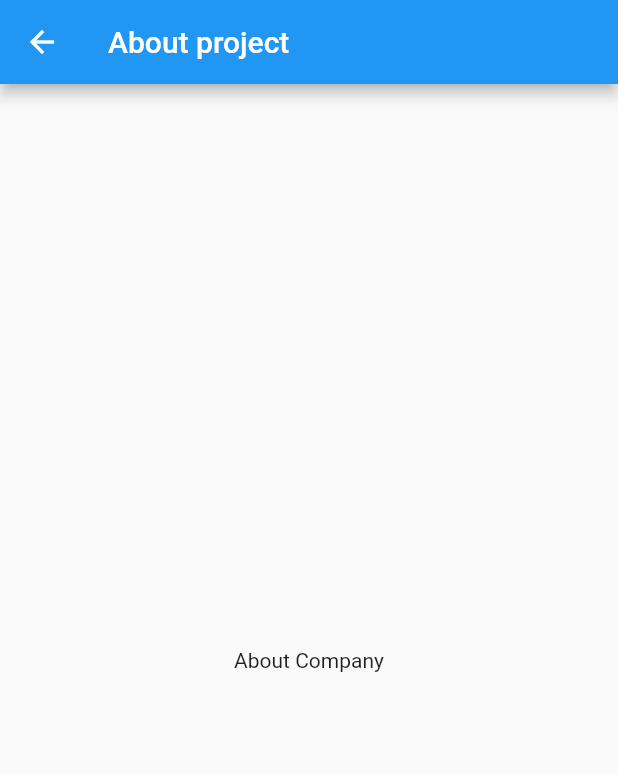
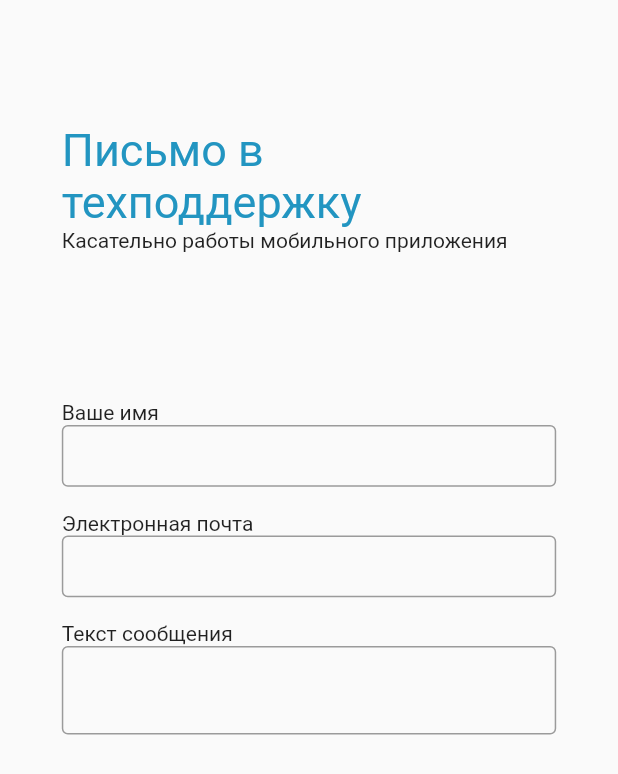
Before and after one commit to barganaev/GasApp, a Flutter app: the screen it shows after launch, after a tap on the "menu" icon, after a tap on "Обратнаяя связь", on a phone screen of 412 x 824 dp. Shown: the top 774 px of the screen. Run offline on Flutter 3.47's test engine with Material 2 defaults, Android fonts, the phone set to English and light mode, and no system bars; our stand-ins replace bloc, equatable, flutter_bloc, geolocator, google_maps_flutter, mask_text_input_formatter and 1 more.

Commit message:
added: drawer pages

```diff
--- a/lib/screens/drawer/about_company.dart
+++ /dev/null
@@ -1,15 +0,0 @@
-import 'package:flutter/material.dart';
-
-class AboutCompany extends StatelessWidget {
-  @override
-  Widget build(BuildContext context) {
-    return Scaffold(
-      appBar: AppBar(
-        title: Text("About company"),
-      ),
-      body: Center(
-        child: Text("About Company"),
-      ),
-    );
-  }
-}
--- a/lib/screens/drawer/about_project.dart
+++ /dev/null
@@ -1,15 +0,0 @@
-import 'package:flutter/material.dart';
-
-class AboutProject extends StatelessWidget {
-  @override
-  Widget build(BuildContext context) {
-    return Scaffold(
-      appBar: AppBar(
-        title: Text("About project"),
-      ),
-      body: Center(
-        child: Text("About Company"),
-      ),
-    );
-  }
-}
--- /dev/null
+++ b/lib/screens/drawer/feedback.dart
@@ -0,0 +1,82 @@
+import 'package:flutter/material.dart';
+import 'package:gasapp/utils/constants.dart';
+
+class Feedbackk extends StatefulWidget {
+  @override
+  _FeedbackkState createState() => _FeedbackkState();
+}
+
+class _FeedbackkState extends State<Feedbackk> {
+  @override
+  Widget build(BuildContext context) {
+    return Scaffold(
+      body: SingleChildScrollView(
+        child: Container(
+          padding: EdgeInsets.symmetric(vertical: screenSize(context).height * 0.1, horizontal: screenSize(context).width * 0.1),
+          child: Column(
+            children: [
+              Container(
+                //padding: EdgeInsets.only(left: screenSize(context).width * 0.1, right: screenSize(context).width * 0.1, top: screenSize(context).height * 0.1, bottom: screenSize(context).height * 0.02),
+                child: Align(alignment: Alignment.centerLeft,child: Text('Письмо в техподдержку', style: TextStyle(color: Color(0xFF2295C1), fontSize: 30),)),
+              ),
+              Container(
+                //padding: EdgeInsets.symmetric(horizontal: screenSize(context).width * 0.1),
+                child: Align(
+                  alignment: Alignment.centerLeft,
+                  child: Padding(
+                    padding: EdgeInsets.only(bottom: screenSize(context).height * 0.1),
+                    child: Text(
+                      'Касательно работы мобильного приложения'
+                    ),
+                  ),
+                )
+              ),
+              Padding(
+                padding: EdgeInsets.only(top: screenSize(context).height * 0.02),
+                child: Align(alignment: Alignment.centerLeft, child: Text('Ваше имя')),
+              ),
+              Container(
+                height: screenSize(context).height * 0.05,
+                child: TextField(
+                  decoration: InputDecoration(
+                    border: OutlineInputBorder(
+                      borderSide: BorderSide(color: Colors.black)
+                    )
+                  )
+                ),
+              ),
+              Padding(
+                padding: EdgeInsets.only(top: screenSize(context).height * 0.02),
+                child: Align(alignment: Alignment.centerLeft, child: Text('Электронная почта')),
+              ),
+              Container(
+                height: screenSize(context).height * 0.05,
+                child: TextField(
+                    decoration: InputDecoration(
+                        border: OutlineInputBorder(
+                            borderSide: BorderSide(color: Colors.black)
+                        )
+                    )
+                ),
+              ),
+              Padding(
+                padding:EdgeInsets.only(top: screenSize(context).height * 0.02),
+                child: Align(alignment: Alignment.centerLeft, child: Text('Текст сообщения')),
+              ),
+              Container(
+                // height: screenSize(context).height * 0.15,
+                child: TextField(
+                    decoration: InputDecoration(
+                        border: OutlineInputBorder(
+                            borderSide: BorderSide(color: Colors.black)
+                        )
+                    )
+                ),
+              ),
+            ],
+          ),
+        ),
+      ),
+    );
+  }
+}
--- a/lib/screens/drawer/home_drawer.dart
+++ b/lib/screens/drawer/home_drawer.dart
@@ -1,11 +1,10 @@
 import 'package:flutter/material.dart';
 import 'package:gasapp/screens/drawer/about_app.dart';
+import 'package:gasapp/screens/drawer/feedback.dart';
+import 'package:gasapp/screens/drawer/report_about_problem.dart';
 import 'package:gasapp/utils/constants.dart';
+import '../login.dart';
 
-import '../login.dart';
-import 'about_company.dart';
-import 'about_project.dart';
-import 'balance_gas.dart';
 
 class HomeDrawer extends StatefulWidget {
   @override
@@ -71,7 +70,7 @@ class _HomeDrawerState extends State<HomeDrawer> {
             onTap: () {
               Navigator.push(
                 context,
-                MaterialPageRoute(builder: (context) => AboutCompany()),
+                MaterialPageRoute(builder: (context) => AboutApp()),
               );
             },
             leading: Image.asset(
@@ -85,7 +84,7 @@ class _HomeDrawerState extends State<HomeDrawer> {
             onTap: () {
               Navigator.push(
                 context,
-                MaterialPageRoute(builder: (context) => AboutProject()),
+                MaterialPageRoute(builder: (context) => AboutApp()),
               );
             },
             leading: Image.asset(
@@ -99,7 +98,7 @@ class _HomeDrawerState extends State<HomeDrawer> {
             onTap: () {
               Navigator.push(
                 context,
-                MaterialPageRoute(builder: (context) => GasBalance()),
+                MaterialPageRoute(builder: (context) => AboutApp()),
               );
             },
             leading: Image.asset(
@@ -132,7 +131,7 @@ class _HomeDrawerState extends State<HomeDrawer> {
             onTap: () {
               Navigator.push(
                 context,
-                MaterialPageRoute(builder: (context) => AboutCompany()),
+                MaterialPageRoute(builder: (context) => ReportAboutProblem()),
               );
             },
             leading: Image.asset(
@@ -144,10 +143,11 @@ class _HomeDrawerState extends State<HomeDrawer> {
           ),
           ListTile(
             onTap: () {
-              Navigator.push(
-                context,
-                MaterialPageRoute(builder: (context) => AboutProject()),
-              );
+              Navigator.push(context, MaterialPageRoute(builder: (context) => Feedbackk()),);
+              // Navigator.push(
+              //   context,
+              //   MaterialPageRoute(builder: (context) => Feedback()),
+              // );
             },
             leading: Image.asset(
               'assets/icon_6.png',
```
Also changed, not shown: lib/screens/drawer/about_app.dart (+28 -5 lines), lib/screens/drawer/balance_gas.dart (deleted, +0 -15 lines), lib/screens/drawer/report_about_problem.dart (added, +82 -0 lines).
